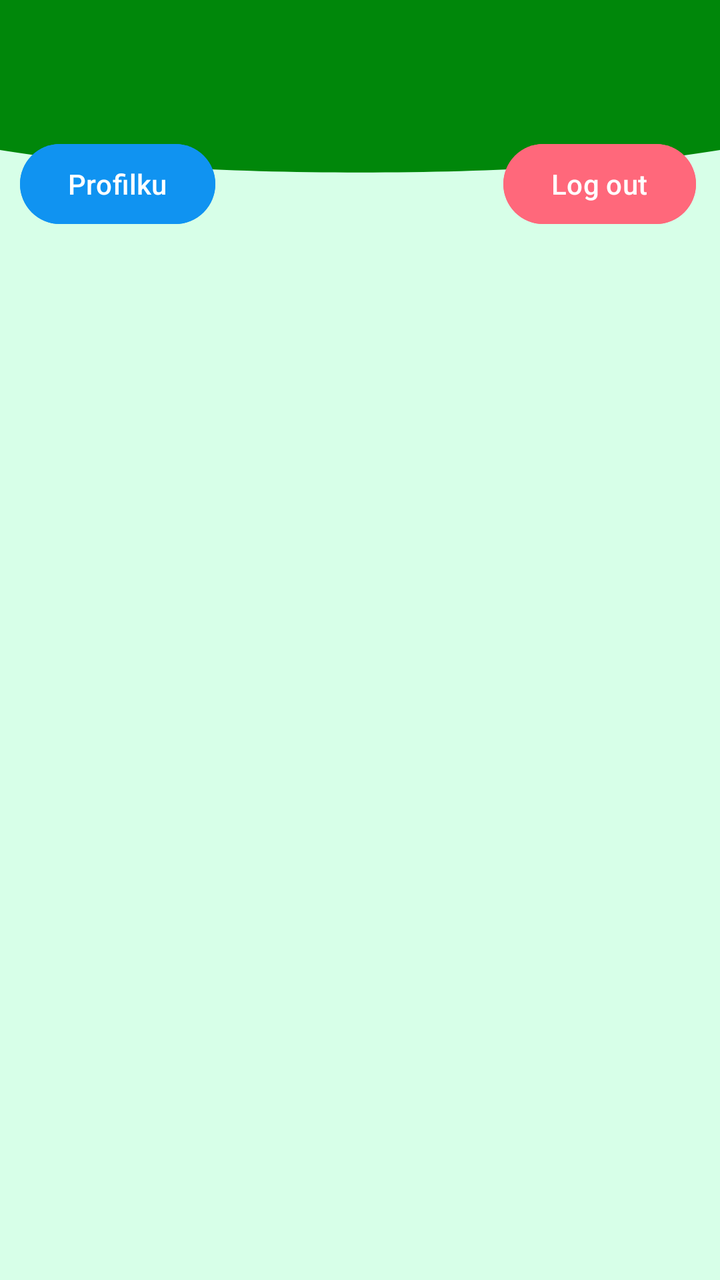
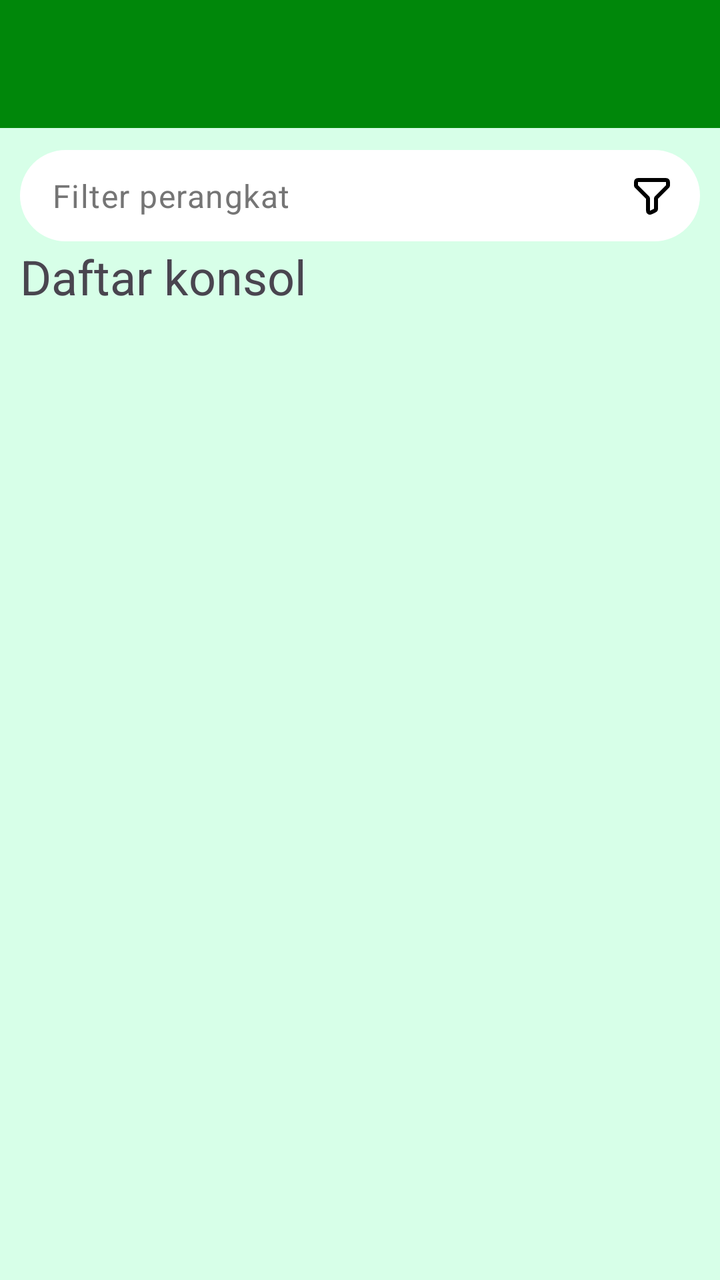

Compare the two renders of this Android layout. The source of the first and the diff that turns it into the second are given below.
<!-- AndroidManifest.xml: application theme Theme.Mrstango -->
<!-- res/layout/fragment_home.xml -->
<?xml version="1.0" encoding="utf-8"?>
<androidx.constraintlayout.widget.ConstraintLayout xmlns:android="http://schemas.android.com/apk/res/android"
    xmlns:tools="http://schemas.android.com/tools"
    android:layout_width="match_parent"
    android:layout_height="match_parent"
    android:background="@color/light_green"
    xmlns:app="http://schemas.android.com/apk/res-auto"
    tools:context=".Home.HomeFragment">

    <View
        android:id="@+id/background_header"
        android:layout_width="0dp"
        android:layout_height="100dp"
        android:backgroundTint="@color/dark_green"
        android:background="@drawable/bg_header_wave"
        app:layout_constraintStart_toStartOf="parent"
        app:layout_constraintEnd_toEndOf="parent"
        app:layout_constraintTop_toTopOf="parent"/>

    
    <androidx.recyclerview.widget.RecyclerView
        android:id="@+id/rv_consoles"
        android:layout_width="match_parent"
        android:layout_height="0dp"
        android:layout_marginTop="8dp"
        app:layoutManager="androidx.recyclerview.widget.GridLayoutManager"
        app:spanCount="2"
        app:layout_constraintBottom_toBottomOf="parent"
        app:layout_constraintEnd_toEndOf="parent"
        app:layout_constraintStart_toStartOf="parent"
        app:layout_constraintTop_toBottomOf="@+id/btnLogout"
        tools:listitem="@layout/console_card"
        android:padding="8dp"
        android:clipToPadding="false"/>
    

    <androidx.appcompat.widget.Toolbar
        android:id="@+id/toolbar"
        android:layout_width="match_parent"
        android:layout_height="?attr/actionBarSize"
        android:background="?attr/colorPrimary"
        android:backgroundTint="@color/dark_green"
        app:layout_constraintEnd_toEndOf="parent"
        app:layout_constraintStart_toStartOf="parent"
        app:layout_constraintTop_toTopOf="parent"
        app:subtitleTextColor="@android:color/white"
        app:titleTextColor="@android:color/white"
        app:layout_scrollFlags="enterAlways|scroll"/>

    <Button
        android:id="@+id/btnLogout"
        android:layout_width="wrap_content"
        android:layout_height="wrap_content"
        android:layout_marginTop="4dp"
        android:backgroundTint="@color/light_red"
        android:text="Log out"
        app:layout_constraintEnd_toEndOf="parent"
        app:layout_constraintHorizontal_bias="0.955"
        app:layout_constraintStart_toStartOf="parent"
        app:layout_constraintTop_toBottomOf="@+id/toolbar" />

    <Button
        android:id="@+id/btnProfile"
        android:layout_width="wrap_content"
        android:layout_height="wrap_content"
        android:layout_marginTop="4dp"
        android:backgroundTint="@color/blue_100"
        android:text="Profilku"
        app:layout_constraintEnd_toEndOf="parent"
        app:layout_constraintHorizontal_bias="0.038"
        app:layout_constraintStart_toStartOf="parent"
        app:layout_constraintTop_toBottomOf="@+id/toolbar" />

</androidx.constraintlayout.widget.ConstraintLayout>
<!-- res/layout/console_card.xml (included above) -->
<?xml version="1.0" encoding="utf-8"?>
<androidx.constraintlayout.widget.ConstraintLayout
    xmlns:android="http://schemas.android.com/apk/res/android"
    xmlns:app="http://schemas.android.com/apk/res-auto"
    android:padding="16dp"
    android:layout_width="match_parent"
    android:layout_height="wrap_content">

    <androidx.cardview.widget.CardView
        android:layout_width="match_parent"
        android:layout_height="wrap_content"
        app:cardCornerRadius="12dp"
        app:cardElevation="4dp"
        app:layout_constraintTop_toTopOf="parent">

        <androidx.constraintlayout.widget.ConstraintLayout
            android:layout_width="match_parent"
            android:layout_height="wrap_content"
            android:padding="8dp">

            
            <ImageView
                android:id="@+id/img_console"
                android:layout_width="match_parent"
                android:layout_height="150dp"
                android:src="@drawable/ps5_u1"
                app:layout_constraintTop_toTopOf="parent" />

            
            <TextView
                android:id="@+id/tv_console_name"
                android:layout_width="match_parent"
                android:layout_height="wrap_content"
                android:text="PlayStation 5"
                android:textSize="20sp"
                android:textStyle="bold"
                app:layout_constraintTop_toBottomOf="@id/img_console" />

            
            <TextView
                android:id="@+id/tv_console_price"
                android:layout_width="match_parent"
                android:layout_height="wrap_content"
                android:text="Rp 15.000 / Jam"
                app:layout_constraintTop_toBottomOf="@id/tv_console_name" />

        </androidx.constraintlayout.widget.ConstraintLayout>
    </androidx.cardview.widget.CardView>
</androidx.constraintlayout.widget.ConstraintLayout>
<!-- resources referenced by this layout -->
<resources>
  <color name="blue_100">#1093f1</color>
  <color name="dark_green">#00870A</color>
  <color name="light_green">#D7FFE8</color>
  <color name="light_red">#FF687B</color>
  <!-- drawable bg_header_wave (drawable) -->
  <vector xmlns:android="http://schemas.android.com/apk/res/android"
      android:width="100dp"
      android:height="100dp"
      android:viewportWidth="100"
      android:viewportHeight="100">
  
      
      <path
          android:fillColor="?attr/colorPrimary"
          android:pathData="
              M0,0
              L100,0
              L100,75
              C 75,90
                25,90
                0,75
              Z" />
  </vector>
  <!-- drawable ps5_u1: png bitmap (drawable, 281390 bytes) -->
  <style name="Theme.Mrstango" parent="Base.Theme.Mrstango" />
  <style name="Base.Theme.Mrstango" parent="Theme.Material3.DayNight.NoActionBar">
          
          
      </style>
</resources>

<!-- the commit's change to res/layout/fragment_home.xml (unified diff, before → after) -->
@@ -7,32 +7,19 @@
     xmlns:app="http://schemas.android.com/apk/res-auto"
     tools:context=".Home.HomeFragment">
 
-    <View
-        android:id="@+id/background_header"
-        android:layout_width="0dp"
-        android:layout_height="100dp"
-        android:backgroundTint="@color/dark_green"
-        android:background="@drawable/bg_header_wave"
-        app:layout_constraintStart_toStartOf="parent"
-        app:layout_constraintEnd_toEndOf="parent"
-        app:layout_constraintTop_toTopOf="parent"/>
-
-    
     <androidx.recyclerview.widget.RecyclerView
         android:id="@+id/rv_consoles"
         android:layout_width="match_parent"
         android:layout_height="0dp"
-        android:layout_marginTop="8dp"
+        android:clipToPadding="false"
+        android:padding="5dp"
         app:layoutManager="androidx.recyclerview.widget.GridLayoutManager"
         app:spanCount="2"
+        app:layout_constraintTop_toBottomOf="@+id/textInfo"
         app:layout_constraintBottom_toBottomOf="parent"
         app:layout_constraintEnd_toEndOf="parent"
         app:layout_constraintStart_toStartOf="parent"
-        app:layout_constraintTop_toBottomOf="@+id/btnLogout"
-        tools:listitem="@layout/console_card"
-        android:padding="8dp"
-        android:clipToPadding="false"/>
-    
+        tools:listitem="@layout/console_card" />
 
     <androidx.appcompat.widget.Toolbar
         android:id="@+id/toolbar"
@@ -47,78 +34,109 @@
         app:titleTextColor="@android:color/white"
         app:layout_scrollFlags="enterAlways|scroll"/>
 
-    <Button
-        android:id="@+id/btnLogout"
-        android:layout_width="wrap_content"
+    <com.google.android.material.textfield.TextInputLayout
+        android:id="@+id/filterIcon"
+        android:layout_width="match_parent"
         android:layout_height="wrap_content"
-        android:layout_marginTop="4dp"
-        android:backgroundTint="@color/light_red"
-        android:text="Log out"
+        android:layout_margin="10dp"
+        app:boxBackgroundColor="@color/white"
+        app:boxBackgroundMode="filled"
+        app:boxCornerRadiusBottomEnd="24dp"
+        app:boxCornerRadiusBottomStart="24dp"
+        app:boxCornerRadiusTopEnd="24dp"
+        app:boxCornerRadiusTopStart="24dp"
+        app:boxStrokeWidth="0dp"
+        app:boxStrokeWidthFocused="0dp"
+        app:endIconDrawable="@drawable/ic_filter"
+        app:endIconMode="custom"
+        app:endIconTint="@color/black"
+        app:hintEnabled="false"
         app:layout_constraintEnd_toEndOf="parent"
-        app:layout_constraintHorizontal_bias="0.955"
         app:layout_constraintStart_toStartOf="parent"
-        app:layout_constraintTop_toBottomOf="@+id/toolbar" />
+        app:layout_constraintTop_toBottomOf="@+id/toolbar">
 
-    <Button
-        android:id="@+id/btnProfile"
-        android:layout_width="wrap_content"
+        <com.google.android.material.textfield.TextInputEditText
+            android:id="@+id/searchBar"
+            android:layout_width="match_parent"
+            android:layout_height="wrap_content"
+            android:background="@null"
+            android:hint="Filter perangkat"
+            android:inputType="text"
+            android:paddingTop="12dp"
+            android:paddingBottom="12dp"
+            android:textColorHint="#757575" />
+    </com.google.android.material.textfield.TextInputLayout>
+
+    <TextView
+        android:id="@+id/textInfo"
+        android:layout_width="match_parent"
         android:layout_height="wrap_content"
-        android:layout_marginTop="4dp"
-        android:backgroundTint="@color/blue_100"
-        android:text="Profilku"
+        android:layout_marginHorizontal="10dp"
+        android:text="Daftar konsol"
+        android:textSize="24dp"
         app:layout_constraintEnd_toEndOf="parent"
-        app:layout_constraintHorizontal_bias="0.038"
         app:layout_constraintStart_toStartOf="parent"
-        app:layout_constraintTop_toBottomOf="@+id/toolbar" />
+        app:layout_constraintTop_toBottomOf="@+id/filterIcon" />
+
+
 
 </androidx.constraintlayout.widget.ConstraintLayout>
 <!-- res/layout/console_card.xml (included above) -->
 <?xml version="1.0" encoding="utf-8"?>
-<androidx.constraintlayout.widget.ConstraintLayout
+<androidx.cardview.widget.CardView
     xmlns:android="http://schemas.android.com/apk/res/android"
     xmlns:app="http://schemas.android.com/apk/res-auto"
-    android:padding="16dp"
     android:layout_width="match_parent"
-    android:layout_height="wrap_content">
+    android:layout_height="wrap_content"
+    android:layout_margin="5dp"
+    app:cardCornerRadius="12dp"
+    app:cardElevation="2dp">
 
-    <androidx.cardview.widget.CardView
+    <androidx.constraintlayout.widget.ConstraintLayout
         android:layout_width="match_parent"
         android:layout_height="wrap_content"
-        app:cardCornerRadius="12dp"
-        app:cardElevation="4dp"
-        app:layout_constraintTop_toTopOf="parent">
+        android:paddingBottom="12dp"> 
 
-        <androidx.constraintlayout.widget.ConstraintLayout
+        
+        <ImageView
+            android:id="@+id/img_console"
             android:layout_width="match_parent"
+            android:layout_height="120dp"
+            android:scaleType="centerCrop"
+            android:src="@drawable/ps5_u1"
+            app:layout_constraintTop_toTopOf="parent" />
+
+        
+        <TextView
+            android:id="@+id/tv_console_name"
+            android:layout_width="0dp"
             android:layout_height="wrap_content"
-            android:padding="8dp">
+            android:layout_marginTop="12dp"
+            android:layout_marginStart="12dp"
+            android:layout_marginEnd="12dp"
+            android:text="PlayStation 5"
+            android:textColor="@color/black"
+            android:textSize="16sp"
+            android:textStyle="bold"
+            app:layout_constraintEnd_toEndOf="parent"
+            app:layout_constraintStart_toStartOf="parent"
+            app:layout_constraintTop_toBottomOf="@id/img_console" />
 
-            
-            <ImageView
-                android:id="@+id/img_console"
-                android:layout_width="match_parent"
-                android:layout_height="150dp"
-                android:src="@drawable/ps5_u1"
-                app:layout_constraintTop_toTopOf="parent" />
+        
+        <TextView
+            android:id="@+id/tv_console_price"
+            android:layout_width="0dp"
+            android:layout_height="wrap_content"
+            android:layout_marginTop="4dp"
+            android:layout_marginStart="12dp"
+            android:layout_marginEnd="12dp"
+            android:text="Rp 15.000 / Jam"
+            android:textSize="13sp"
+            android:textColor="#757575"
+            app:layout_constraintEnd_toEndOf="parent"
+            app:layout_constraintStart_toStartOf="parent"
+            app:layout_constraintTop_toBottomOf="@id/tv_console_name" />
 
-            
-            <TextView
-                android:id="@+id/tv_console_name"
-                android:layout_width="match_parent"
-                android:layout_height="wrap_content"
-                android:text="PlayStation 5"
-                android:textSize="20sp"
-                android:textStyle="bold"
-                app:layout_constraintTop_toBottomOf="@id/img_console" />
+    </androidx.constraintlayout.widget.ConstraintLayout>
 
-            
-            <TextView
-                android:id="@+id/tv_console_price"
-                android:layout_width="match_parent"
-                android:layout_height="wrap_content"
-                android:text="Rp 15.000 / Jam"
-                app:layout_constraintTop_toBottomOf="@id/tv_console_name" />
-
-        </androidx.constraintlayout.widget.ConstraintLayout>
-    </androidx.cardview.widget.CardView>
-</androidx.constraintlayout.widget.ConstraintLayout>
+</androidx.cardview.widget.CardView>
<!-- resource entries referenced after the edit -->
@@ -1,27 +1,22 @@
 <!-- resources referenced by this layout -->
 <resources>
-  <color name="blue_100">#1093f1</color>
+  <color name="black">#FF000000</color>
   <color name="dark_green">#00870A</color>
   <color name="light_green">#D7FFE8</color>
-  <color name="light_red">#FF687B</color>
-  <!-- drawable bg_header_wave (drawable) -->
+  <color name="white">#FFFFFFFF</color>
+  <!-- drawable ic_filter (drawable) -->
   <vector xmlns:android="http://schemas.android.com/apk/res/android"
-      android:width="100dp"
-      android:height="100dp"
-      android:viewportWidth="100"
-      android:viewportHeight="100">
-  
-      
-      <path
-          android:fillColor="?attr/colorPrimary"
-          android:pathData="
-              M0,0
-              L100,0
-              L100,75
-              C 75,90
-                25,90
-                0,75
-              Z" />
+      android:width="24dp"
+      android:height="24dp"
+      android:viewportWidth="24"
+      android:viewportHeight="24">
+    <path
+        android:pathData="M20,5.6c0,-0.56 0,-0.84 -0.11,-1.054a1,1 0,0 0,-0.436 -0.437C19.24,4 18.96,4 18.4,4H5.6c-0.56,0 -0.84,0 -1.054,0.109a1,1 0,0 0,-0.437 0.437C4,4.76 4,5.04 4,5.6v0.737c0,0.245 0,0.367 0.028,0.482a1,1 0,0 0,0.12 0.29c0.061,0.1 0.148,0.187 0.32,0.36l5.063,5.062c0.173,0.173 0.26,0.26 0.321,0.36q0.083,0.136 0.12,0.29c0.028,0.114 0.028,0.235 0.028,0.474v4.756c0,0.857 0,1.286 0.18,1.544a1,1 0,0 0,0.674 0.416c0.311,0.046 0.695,-0.145 1.461,-0.529l0.8,-0.4c0.322,-0.16 0.482,-0.24 0.599,-0.36a1,1 0,0 0,0.231 -0.374c0.055,-0.158 0.055,-0.338 0.055,-0.697v-4.348c0,-0.245 0,-0.367 0.028,-0.482a1,1 0,0 1,0.12 -0.29c0.06,-0.1 0.147,-0.186 0.317,-0.356l0.004,-0.004l5.063,-5.062c0.172,-0.173 0.258,-0.26 0.32,-0.36q0.083,-0.136 0.12,-0.29C20,6.706 20,6.584 20,6.345z"
+        android:strokeLineJoin="round"
+        android:strokeWidth="2"
+        android:fillColor="#00000000"
+        android:strokeColor="@color/black"
+        android:strokeLineCap="round"/>
   </vector>
   <!-- drawable ps5_u1: png bitmap (drawable, 281390 bytes) -->
   <style name="Theme.Mrstango" parent="Base.Theme.Mrstango" />
